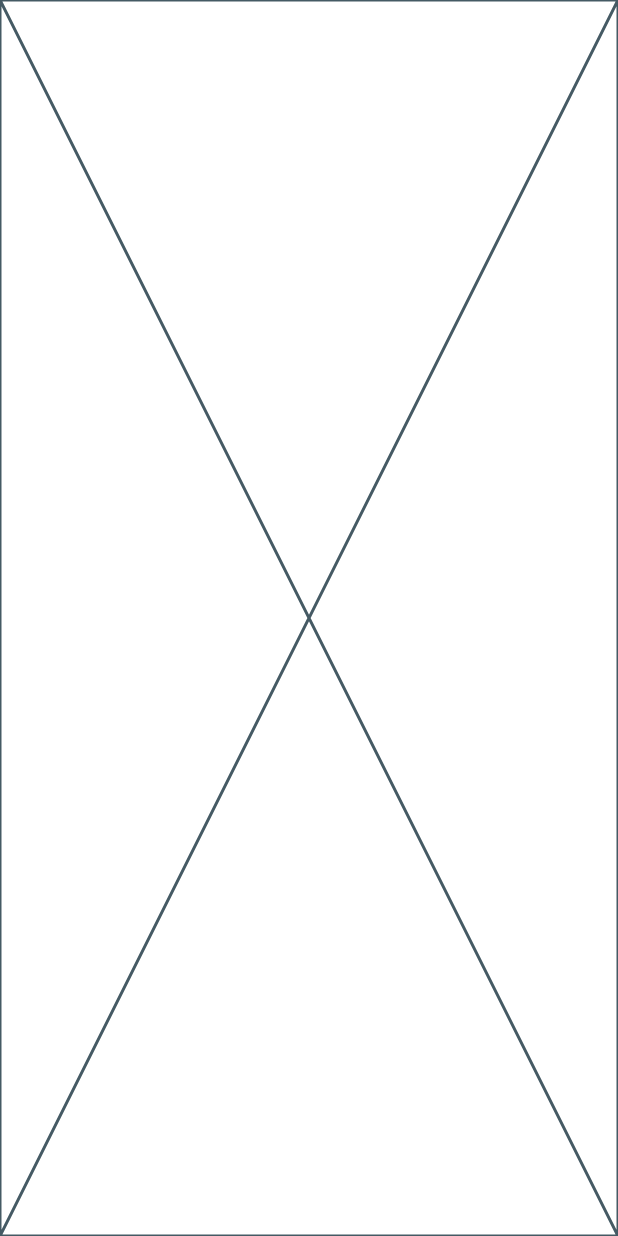
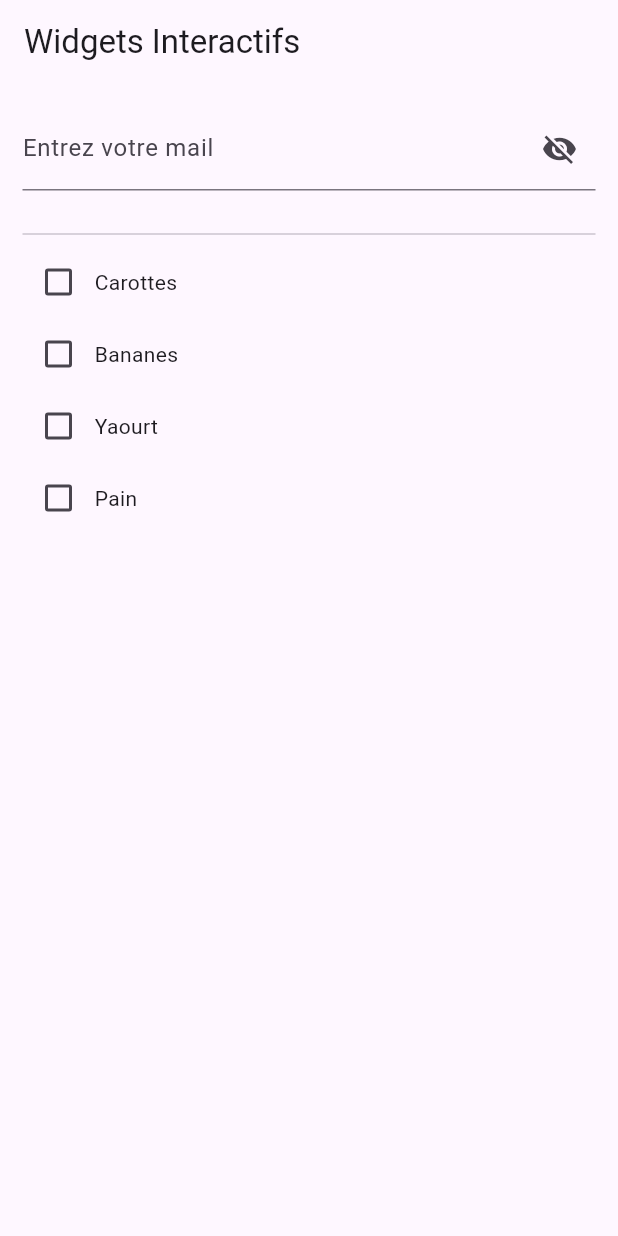
Before and after one commit to fabienlierville/flutter_di22-1_interactif, a Flutter app: the screen it shows after launch, on a phone screen of 412 x 824 dp. Run offline on Flutter 3.47's test engine with Material 3 defaults, Android fonts, the phone set to English and light mode, and no system bars.

```diff
--- a/lib/home_page.dart
+++ b/lib/home_page.dart
@@ -8,8 +8,92 @@ class HomePage extends StatefulWidget {
 }
 
 class _HomePageState extends State<HomePage> {
+  //TextField
+  String textValue = "";
+  bool obscure = true;
+
+  //Checkbox
+  Map<String,bool> listeCourse = {
+    "Carottes": false,
+    "Bananes": false,
+    "Yaourt": false,
+    "Pain": false,
+  };
+  /*
+      Carottes []
+      Bananes []
+   */
+
+
   @override
   Widget build(BuildContext context) {
-    return const Placeholder();
+    return Scaffold(
+      appBar: AppBar(
+        title: Text("Widgets Interactifs"),
+      ),
+      body: Center(
+        child: Padding(
+          padding: const EdgeInsets.all(15.0),
+          child: Column(
+            children: [
+              TextField(
+                obscureText: obscure,
+                onChanged: (String? value){
+                  setState(() {
+                    textValue = value!;
+                  });
+                },
+                decoration: InputDecoration(
+                  labelText: "Entrez votre mail",
+                  hintText: "test@test.com",
+                  suffixIcon: IconButton(
+                    icon: Icon((obscure) ? Icons.visibility_off : Icons.visibility),
+                    onPressed: (){
+                      setState(() {
+                        obscure = !obscure;
+                      });
+                    },
+                  )
+                ),
+              ),
+              Text(textValue),
+              Divider(),
+              Container(
+                child: Column(
+                  children: checkList(),
+                ),
+              )
+            ],
+          ),
+        ),
+      ),
+    );
   }
+
+  List<Widget> checkList() {
+    List<Widget> l =[];
+    listeCourse.forEach((produit, achete) {
+      //1 Fabriquer une Row : [] produit
+      Row row = Row(
+        children: [
+          Checkbox(
+              value: achete,
+              onChanged: (bool? b){
+                setState(() {
+                  listeCourse[produit] = b!;
+                });
+              }
+          ),
+          Text(produit),
+        ],
+      );
+
+      //2 Insérer cette Row dans la liste de Widget : l
+      l.add(row);
+    });
+
+    return l;
+  }
+
+
 }
```
